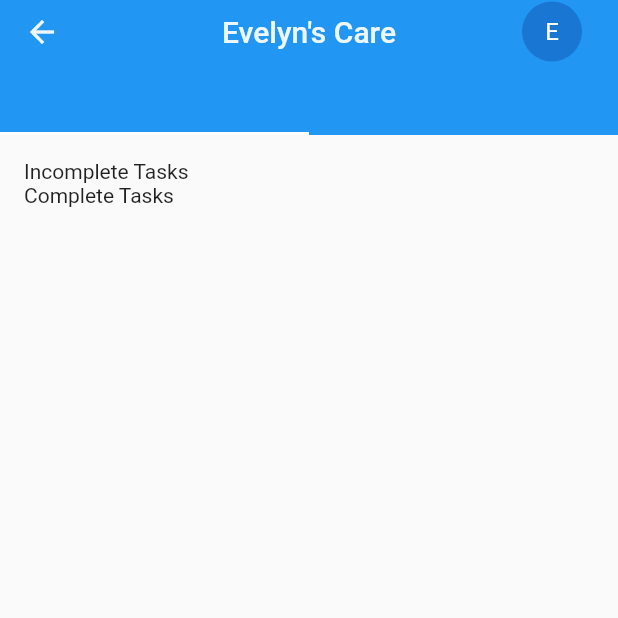
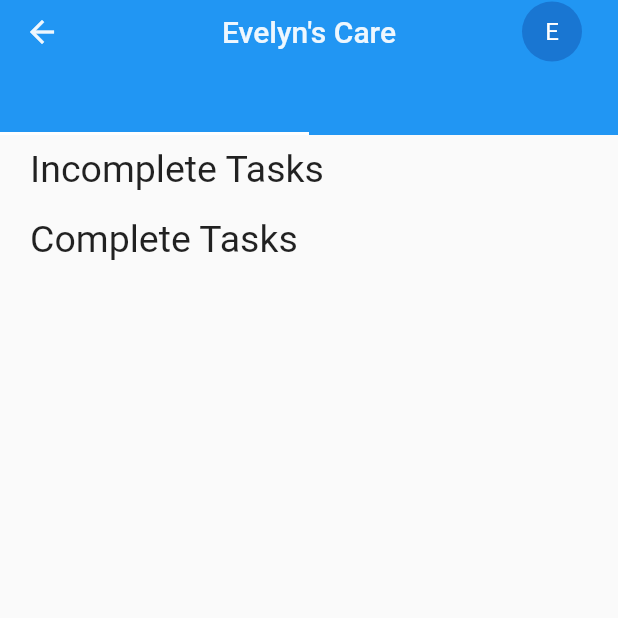
Before and after one commit to jennanatkinson/caregiver-app, a Flutter app: the EventsWidget screen opened directly, on a phone screen of 412 x 824 dp, the top half of it. Run offline on Flutter 3.47's test engine with Material 2 defaults, Android fonts, the phone set to English and light mode, and no system bars.

Commit message:
Formatted tasks

```diff
--- a/lib/events_widget.dart
+++ b/lib/events_widget.dart
@@ -47,7 +47,7 @@ class _EventsWidgetState extends State<EventsWidget> {
           },
           // Lists dependent on which tab is selected
           body: Padding(
-              padding: standardPadding,
+              padding: noPadding, //standardPadding
               child: TabBarView(children: [
                 // First tab (My Tasks)
                 EventListWidget(
--- a/lib/subwidgets/event_list_widget.dart
+++ b/lib/subwidgets/event_list_widget.dart
@@ -3,6 +3,8 @@ import 'package:caregiver_app/data_objects/event.dart';
 import 'package:caregiver_app/string_library.dart';
 import 'package:caregiver_app/subwidgets/event_list_item_widget.dart';
 import 'package:flutter/material.dart';
+
+import 'package:caregiver_app/theme.dart';
 
 class EventListWidget extends StatefulWidget {
   EventListWidget({Key? key, required this.currentUser, required this.allTasks})
@@ -15,6 +17,9 @@ class EventListWidget extends StatefulWidget {
   @override
   State<StatefulWidget> createState() => _EventListWidgetState();
 }
+
+const double taskListPaddingLeft = 20;
+const double taskListPaddingTop = 8;
 
 class _EventListWidgetState extends State<EventListWidget> {
   @override
@@ -30,14 +35,23 @@ class _EventListWidgetState extends State<EventListWidget> {
     List<Event> completeEvents = widget._eventAccessObject.getEvents(null, null,
         null, null, true, null, widget.allTasks ? null : widget.currentUser);
 
-    var listItems = <Widget>[
-      Text(StringLibrary.getString('TASKS', 'INCOMPLETE_TASKS_HEADER'))
+    var listItems = <Widget>[Container(
+        padding: const EdgeInsets.only(left: taskListPaddingLeft, top: taskListPaddingTop),
+        child: Text(
+              StringLibrary.getString('TASKS', 'INCOMPLETE_TASKS_HEADER'),
+              style: const TextStyle(fontSize: mediumLargeTextSize)
+        ))
     ];
     listItems.addAll(incompleteEvents
         .map((event) => EventListItemWidget(event: event))
         .toList());
-    listItems
-        .add(Text(StringLibrary.getString('TASKS', 'COMPLETE_TASKS_HEADER')));
+    listItems.add(Container(
+        padding: const EdgeInsets.only(left: taskListPaddingLeft, top: taskListPaddingTop+10),
+        child: Text(
+            StringLibrary.getString('TASKS', 'COMPLETE_TASKS_HEADER'),
+            style: const TextStyle(fontSize: mediumLargeTextSize)
+        ))
+    );
     listItems.addAll(completeEvents
         .map((event) => EventListItemWidget(event: event))
         .toList());
--- a/lib/theme.dart
+++ b/lib/theme.dart
@@ -81,3 +81,9 @@ var mainThemeData = ThemeData(
 );
 
 const standardPadding = EdgeInsets.all(16);
+const noPadding = EdgeInsets.all(0);
+
+const double smallTextSize = 12;
+const double mediumSmallTextSize = 15;
+const double mediumTextSize = 20;
+const double mediumLargeTextSize = 25;
```
Also changed, not shown: lib/subwidgets/event_list_item_widget.dart (+57 -22 lines), lib/subwidgets/event_timestamp_widget.dart (+15 -5 lines).
